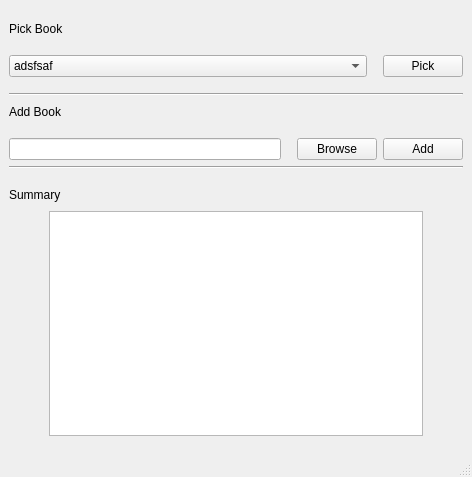
This is select_book_main_window.ui in codincodee/AnyWord as Qt 5 draws it before an edit. The edited form follows.
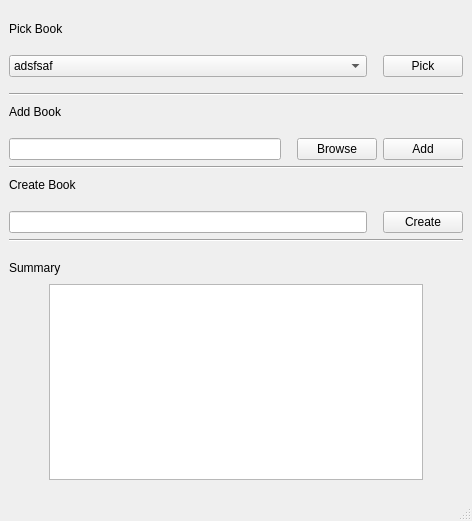
This is the edited form.

```diff
--- a/select_book_main_window.ui
+++ b/select_book_main_window.ui
@@ -7,7 +7,7 @@
     <x>0</x>
     <y>0</y>
     <width>462</width>
-    <height>477</height>
+    <height>521</height>
    </rect>
   </property>
   <property name="windowTitle">
@@ -265,6 +265,83 @@
         </property>
        </widget>
       </item>
+      <item>
+       <layout class="QHBoxLayout" name="horizontalLayout_5">
+        <item>
+         <widget class="QLabel" name="label_4">
+          <property name="text">
+           <string>Create Book</string>
+          </property>
+         </widget>
+        </item>
+        <item>
+         <spacer name="horizontalSpacer_6">
+          <property name="orientation">
+           <enum>Qt::Horizontal</enum>
+          </property>
+          <property name="sizeHint" stdset="0">
+           <size>
+            <width>40</width>
+            <height>20</height>
+           </size>
+          </property>
+         </spacer>
+        </item>
+       </layout>
+      </item>
+      <item>
+       <spacer name="verticalSpacer">
+        <property name="orientation">
+         <enum>Qt::Vertical</enum>
+        </property>
+        <property name="sizeType">
+         <enum>QSizePolicy::Fixed</enum>
+        </property>
+        <property name="sizeHint" stdset="0">
+         <size>
+          <width>20</width>
+          <height>10</height>
+         </size>
+        </property>
+       </spacer>
+      </item>
+      <item>
+       <layout class="QHBoxLayout" name="horizontalLayout_8">
+        <item>
+         <widget class="QLineEdit" name="lineEdit_2"/>
+        </item>
+        <item>
+         <spacer name="horizontalSpacer_9">
+          <property name="orientation">
+           <enum>Qt::Horizontal</enum>
+          </property>
+          <property name="sizeType">
+           <enum>QSizePolicy::Fixed</enum>
+          </property>
+          <property name="sizeHint" stdset="0">
+           <size>
+            <width>10</width>
+            <height>20</height>
+           </size>
+          </property>
+         </spacer>
+        </item>
+        <item>
+         <widget class="QPushButton" name="pushButton_2">
+          <property name="text">
+           <string>Create</string>
+          </property>
+         </widget>
+        </item>
+       </layout>
+      </item>
+      <item>
+       <widget class="Line" name="line_3">
+        <property name="orientation">
+         <enum>Qt::Horizontal</enum>
+        </property>
+       </widget>
+      </item>
       <item>
        <spacer name="verticalSpacer_4">
         <property name="orientation">
```
